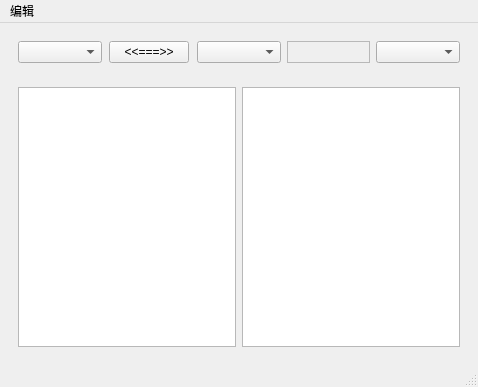
First picture: the form in desktoppet/translate/ui_translate.ui, repository kewuaa/cv_practice, before the edit.
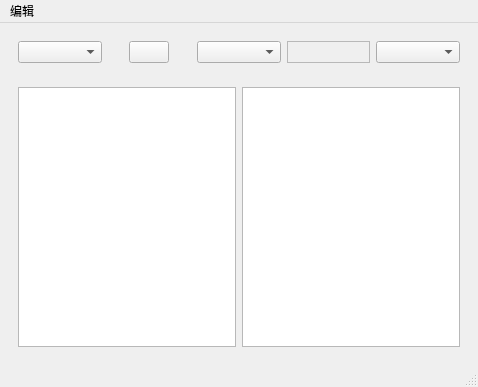
Second picture: the form after the edit.

Diff of the .ui file:
```diff
--- a/desktoppet/translate/ui_translate.ui
+++ b/desktoppet/translate/ui_translate.ui
@@ -24,7 +24,7 @@
        <item alignment="Qt::AlignHCenter">
         <widget class="QPushButton" name="exchangeButton">
          <property name="text">
-          <string>&lt;&lt;===&gt;&gt;</string>
+          <string/>
          </property>
         </widget>
        </item>
```
